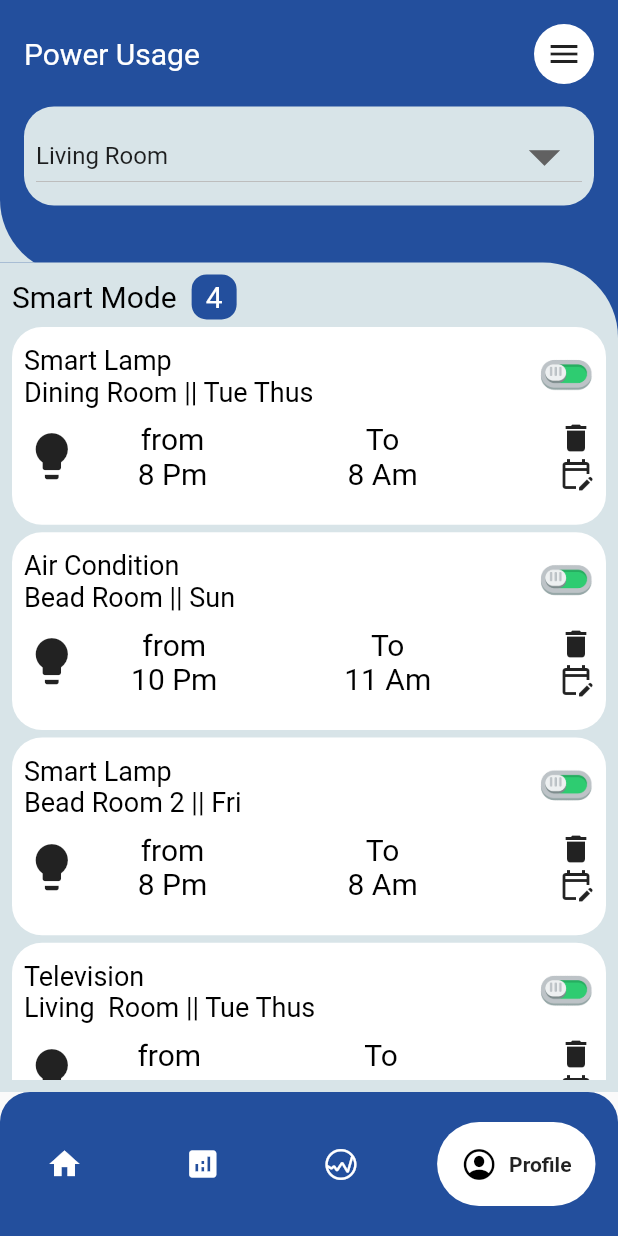
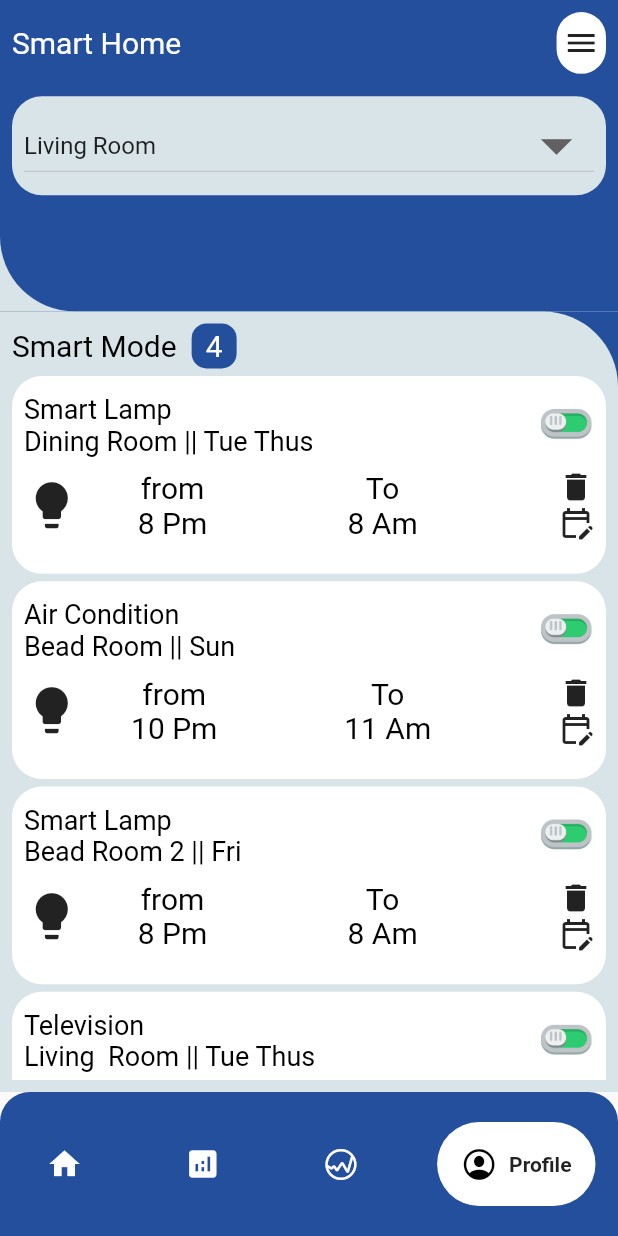
Before and after one commit to Mahibulhassan/Innova_Infosys, a Flutter app: the screen it shows after launch, item 4 of the bottom bar chosen, on a phone screen of 412 x 824 dp. Run offline on Flutter 3.47's test engine with Material 2 defaults, Android fonts, the phone set to English and light mode, and no system bars; drawn by our look-alikes of google_nav_bar; our stand-ins replace fl_chart; missing offline and left inert: dart:ffi.

Commit message:
Smart Room Design done with Responsive

```diff
--- a/Smar Home Management/smart_home_management/lib/Screens/SmartHome.dart
+++ b/Smar Home Management/smart_home_management/lib/Screens/SmartHome.dart
@@ -26,34 +26,30 @@ class _SmartHomeState extends State<SmartHome> {
     Size size =MediaQuery.of(context).size;
     return Stack(
       children: [
-        Stack(
+        Column(
           children: [
             Container(
-              height: size.height/4.5,
-              width: size.width,
               decoration: BoxDecoration(
                 color: AppColors.shasow_bluw,
               ),
-            ),
-            Container(
-              height: size.height/4.5,
-              width: size.width,
+              child: Container(
+                height:size.height*0.252 ,
                 decoration: BoxDecoration(
                   color: AppColors.main_colour,
                   borderRadius: BorderRadius.only(bottomLeft: Radius.circular(50)),
                 ),
                 child: SafeArea(
                   child: Padding(
-                  padding: const EdgeInsets.all(16.0),
+                    padding: const EdgeInsets.all(8.0),
                     child: Column(
                       children: [
                         Row(
                           mainAxisAlignment: MainAxisAlignment.spaceBetween,
                           children: [
-                          showText("Power Usage", 20, Colors.white),
+                            showText("Smart Home", 20, Colors.white),
                             Container(
-                            height: 40,
-                            width: 40,
+                              height: size.height*0.05,
+                              width: size.width*0.08,
                               decoration: BoxDecoration(
                                 color: Colors.white,
                                 borderRadius: BorderRadius.all(
@@ -68,23 +64,16 @@ class _SmartHomeState extends State<SmartHome> {
                     ),
                   ),
                 ),
-
-            ),
-            Align(
-              alignment: Alignment.bottomCenter,
-              child: Container(
-                width: size.width,
-                height: size.height/ 1.49,
-                decoration: BoxDecoration(
-                    color: AppColors.main_colour
               ),
             ),
+            Expanded(
+              child: Container(
+                decoration: BoxDecoration(
+                  color: AppColors.main_colour,
+                  borderRadius: BorderRadius.only(bottomLeft: Radius.circular(50)),
                 ),
-            Align(
-              alignment: Alignment.bottomCenter,
                 child: Container(
-                width: size.width,
-                height: size.height/ 1.49,
+                  height:size.height*0.49 ,
                   decoration: BoxDecoration(
                     color: AppColors.shasow_bluw,
                     borderRadius: BorderRadius.only(topRight: Radius.circular(50)),
@@ -119,8 +108,10 @@ class _SmartHomeState extends State<SmartHome> {
                   ),
                 ),
               ),
+            ),
           ],
-        )
+        ),
+
       ],
     );
   }
```
Lines whose indentation alone changed are shown as unchanged.
